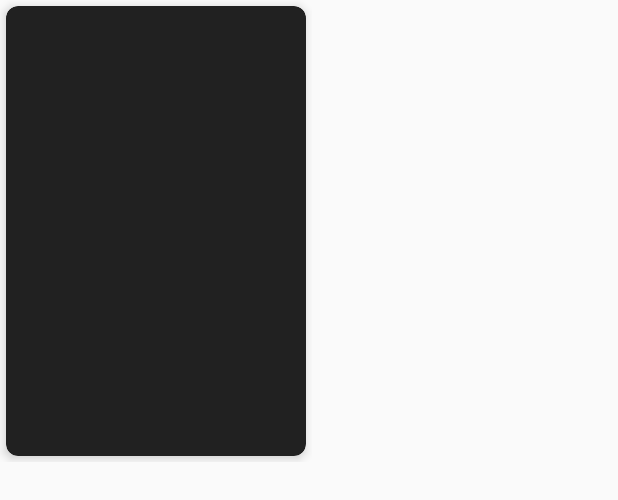
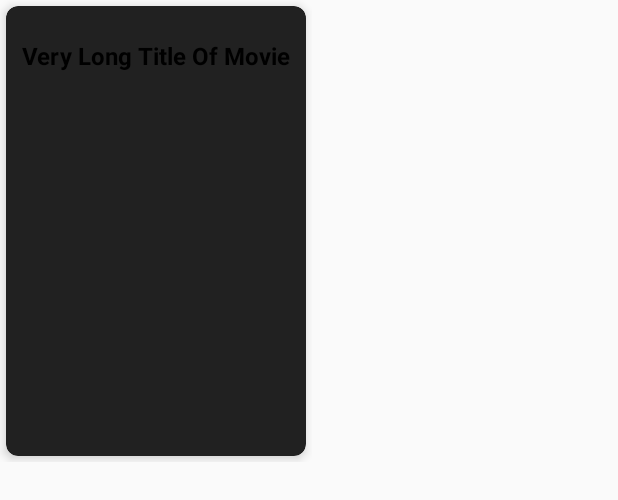
Before and after one commit to bapspatil/SilverScreener, an Android app: the layout rv_movie_item.xml on its own in the app's theme, with its tools: preview values and no code run, on a phone screen of 412 x 824 dp. Shown: the top 500 px of the screen. Run offline under Robolectric (Android 15) with nearby library versions, the phone set to English and light mode, and no system bars.

Commit message:
Finished Favorites for MainActivity (without Poster and Backdrop)

```diff
--- a/app/src/main/java/bapspatil/silverscreener/MovieRecyclerViewAdapter.java
+++ b/app/src/main/java/bapspatil/silverscreener/MovieRecyclerViewAdapter.java
@@ -6,6 +6,7 @@ import android.view.LayoutInflater;
 import android.view.View;
 import android.view.ViewGroup;
 import android.widget.ImageView;
+import android.widget.TextView;
 
 import com.bumptech.glide.Glide;
 
@@ -37,6 +38,7 @@ public class MovieRecyclerViewAdapter extends RecyclerView.Adapter<MovieRecycler
     @Override
     public void onBindViewHolder(MovieViewHolder holder, int position) {
         Movie theMovie = mMoviesArrayList.get(position);
+        holder.mOfflineTextView.setText(theMovie.getTitle());
         Glide.with(mContext)
                 .load(theMovie.getPosterPath())
                 .error(R.drawable.no_internet_placeholder)
@@ -52,10 +54,12 @@ public class MovieRecyclerViewAdapter extends RecyclerView.Adapter<MovieRecycler
 
     class MovieViewHolder extends RecyclerView.ViewHolder implements View.OnClickListener {
         ImageView mPosterImageView;
+        TextView mOfflineTextView;
 
         MovieViewHolder(View itemView) {
             super(itemView);
             mPosterImageView = (ImageView) itemView.findViewById(R.id.poster_image_view);
+            mOfflineTextView = (TextView) itemView.findViewById(R.id.offline_title_tv);
             itemView.setOnClickListener(this);
         }
 
--- a/app/src/main/res/layout/rv_movie_item.xml
+++ b/app/src/main/res/layout/rv_movie_item.xml
@@ -1,6 +1,7 @@
 <?xml version="1.0" encoding="utf-8"?>
 <LinearLayout xmlns:android="http://schemas.android.com/apk/res/android"
     xmlns:app="http://schemas.android.com/apk/res-auto"
+    xmlns:tools="http://schemas.android.com/tools"
     android:layout_width="wrap_content"
     android:layout_height="wrap_content"
     android:orientation="vertical">
@@ -17,9 +18,20 @@
             android:id="@+id/poster_image_view"
             android:layout_width="200dp"
             android:layout_height="300dp"
-            android:transitionName="posterTransition"
             android:contentDescription="@string/poster_iv_info"
-            android:scaleType="centerCrop" />
+            android:scaleType="centerCrop"
+            android:transitionName="posterTransition" />
+
+        <TextView
+            android:id="@+id/offline_title_tv"
+            android:layout_width="wrap_content"
+            android:layout_height="wrap_content"
+            android:layout_gravity="center_horizontal"
+            android:layout_marginTop="22dp"
+            android:textColor="#000"
+            android:textStyle="bold"
+            android:textSize="16sp"
+            tools:text="Very Long Title Of Movie" />
 
     </android.support.v7.widget.CardView>
 
```
Also changed, not shown: app/src/main/java/bapspatil/silverscreener/MainActivity.java (+24 -24 lines).
